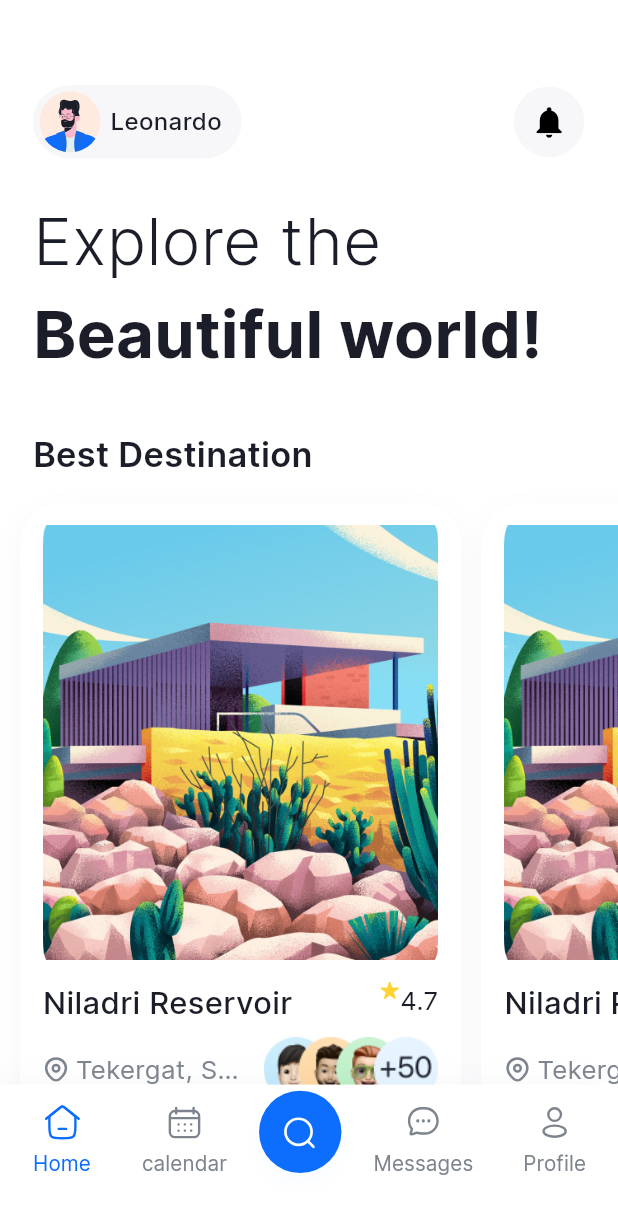
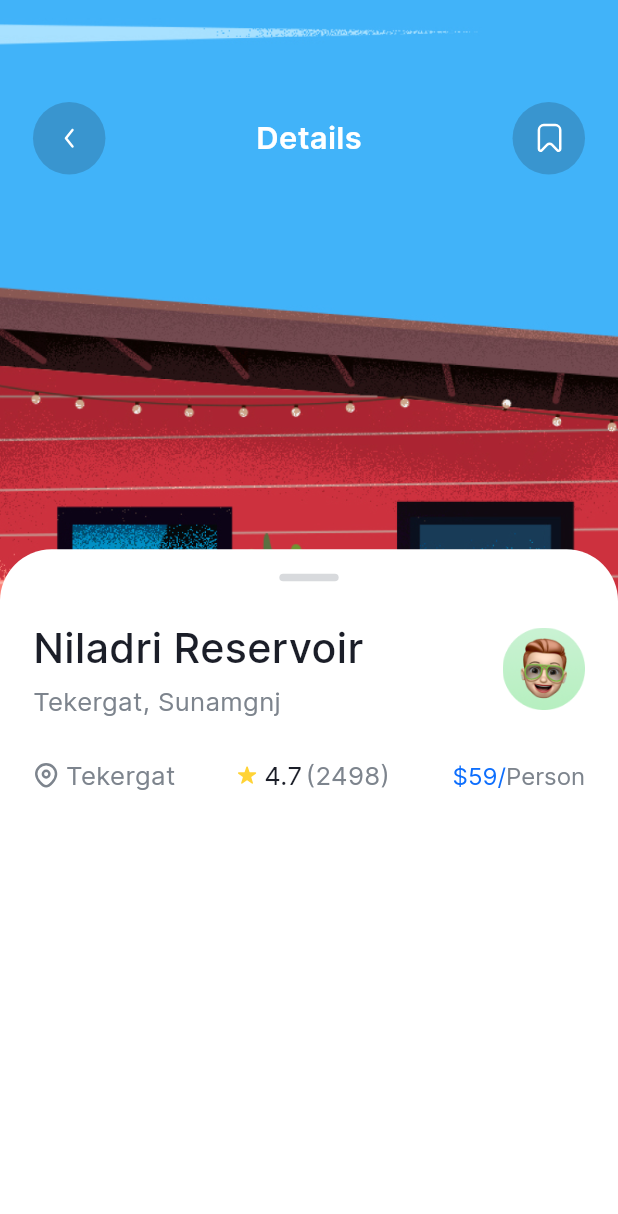
Before and after one commit to SharifboyMuminov/travel_app, a Flutter app: the screen it shows after launch, after a tap on "Niladri Reservoir", on a phone screen of 412 x 824 dp. Shown: the top 1214 px of the screen. Run offline on Flutter 3.47's test engine with Material 3 defaults, Android fonts, the phone set to English and light mode, and no system bars; our stand-ins replace flutter_screenutil, flutter_svg, pinput.

Commit message:
start work details page :)

```diff
--- /dev/null
+++ b/lib/screens/tab_box/home/details_screen.dart
@@ -0,0 +1,169 @@
+import 'package:flutter/material.dart';
+import 'package:flutter_screenutil/flutter_screenutil.dart';
+import 'package:flutter_svg/flutter_svg.dart';
+import 'package:travel_app/screens/tab_box/home/widget/background_image.dart';
+import 'package:travel_app/screens/tab_box/home/widget/details_top_items.dart';
+import 'package:travel_app/screens/widget/global_arrow_back.dart';
+import 'package:travel_app/utils/app_colors.dart';
+import 'package:travel_app/utils/app_size.dart';
+import 'package:travel_app/utils/app_text_style.dart';
+
+class DetailsScreen extends StatelessWidget {
+  const DetailsScreen({super.key});
+
+  @override
+  Widget build(BuildContext context) {
+    return Scaffold(
+      body: Stack(
+        children: [
+          const BackgroundImage(imagePath: "assets/images/img_2.png"),
+          DetailsTopItems(
+            notesOnTab: () {},
+            arrowBackOnTab: () {
+              Navigator.pop(context);
+            },
+          ),
+          Align(
+            alignment: Alignment.bottomCenter,
+            child: DecoratedBox(
+              decoration: BoxDecoration(
+                color: AppColors.white,
+                borderRadius: BorderRadius.only(
+                  topRight: Radius.circular(30.r),
+                  topLeft: Radius.circular(30.r),
+                ),
+              ),
+              child: SizedBox(
+                width: width,
+                height: height / 1.8,
+                child: SingleChildScrollView(
+                  padding: EdgeInsets.symmetric(horizontal: 20.we),
+                  child: Column(
+                    children: [
+                      16.getH(),
+                      DecoratedBox(
+                        decoration: BoxDecoration(
+                          color: AppColors.c7D848D.withOpacity(0.3),
+                          borderRadius: BorderRadius.circular(16.r),
+                        ),
+                        child: SizedBox(
+                          width: 36.we,
+                          height: 5.he,
+                        ),
+                      ),
+                      24.getH(),
+                      Row(
+                        children: [
+                          Expanded(
+                            child: Column(
+                              crossAxisAlignment: CrossAxisAlignment.start,
+                              children: [
+                                Text(
+                                  "Niladri Reservoir",
+                                  maxLines: 1,
+                                  overflow: TextOverflow.ellipsis,
+                                  style: AppTextStyle.interMedium.copyWith(
+                                    fontSize: 24.sp,
+                                    color: AppColors.c1B1E28,
+                                  ),
+                                ),
+                                4.getH(),
+                                Text(
+                                  "Tekergat, Sunamgnj",
+                                  maxLines: 1,
+                                  overflow: TextOverflow.ellipsis,
+                                  style: AppTextStyle.interRegular.copyWith(
+                                    fontSize: 15.sp,
+                                    color: AppColors.c7D848D,
+                                  ),
+                                ),
+                              ],
+                            ),
+                          ),
+                          Image.asset(
+                            "assets/images/img_3.png",
+                            width: 50.we,
+                            height: 50.we,
+                            fit: BoxFit.cover,
+                          ),
+                        ],
+                      ),
+                      24.getH(),
+                      Row(
+                        mainAxisAlignment: MainAxisAlignment.spaceBetween,
+                        children: [
+                          Row(
+                            mainAxisSize: MainAxisSize.min,
+                            children: [
+                              SvgPicture.asset(
+                                "assets/icons/location.svg",
+                                width: 16.we,
+                                height: 16.we,
+                              ),
+                              4.getW(),
+                              Text(
+                                "Tekergat",
+                                maxLines: 1,
+                                overflow: TextOverflow.ellipsis,
+                                style: AppTextStyle.interRegular.copyWith(
+                                  fontSize: 15.sp,
+                                  color: AppColors.c7D848D,
+                                ),
+                              ),
+                            ],
+                          ),
+                          Row(
+                            mainAxisSize: MainAxisSize.min,
+                            children: [
+                              SvgPicture.asset(
+                                "assets/icons/star.svg",
+                              ),
+                              4.getW(),
+                              Text(
+                                "4.7",
+                                style: AppTextStyle.interRegular.copyWith(
+                                  fontSize: 15.sp,
+                                  color: AppColors.c1B1E28,
+                                ),
+                              ),
+                              2.getW(),
+                              Text(
+                                "(2498)",
+                                style: AppTextStyle.interRegular.copyWith(
+                                  fontSize: 15.sp,
+                                  color: AppColors.c7D848D,
+                                ),
+                              ),
+                            ],
+                          ),
+                          RichText(
+                            text: TextSpan(
+                              text: "\$59/",
+                              style: AppTextStyle.interRegular.copyWith(
+                                color: AppColors.c0D6EFD,
+                                fontSize: 14.sp,
+                              ),
+                              children: [
+                                TextSpan(
+                                  text: "Person",
+                                  style: AppTextStyle.interRegular.copyWith(
+                                    color: AppColors.c7D848D,
+                                    fontSize: 14.sp,
+                                  ),
+                                ),
+                              ],
+                            ),
+                          ),
+                        ],
+                      ),
+                    ],
+                  ),
+                ),
+              ),
+            ),
+          ),
+        ],
+      ),
+    );
+  }
+}
--- a/lib/screens/tab_box/home/home_screen.dart
+++ b/lib/screens/tab_box/home/home_screen.dart
@@ -1,6 +1,7 @@
 import 'package:flutter/material.dart';
 import 'package:flutter_screenutil/flutter_screenutil.dart';
 import 'package:flutter_svg/flutter_svg.dart';
+import 'package:travel_app/screens/tab_box/home/details_screen.dart';
 import 'package:travel_app/screens/tab_box/home/widget/product_item.dart';
 import 'package:travel_app/utils/app_colors.dart';
 import 'package:travel_app/utils/app_size.dart';
@@ -119,7 +120,16 @@ class HomeScreen extends StatelessWidget {
                       children: List.generate(
                         10,
                         (index) {
-                          return ProductItem(onTab: () {});
+                          return ProductItem(onTab: () {
+                            Navigator.push(
+                              context,
+                              MaterialPageRoute(
+                                builder: (context) {
+                                  return const DetailsScreen();
+                                },
+                              ),
+                            );
+                          });
                         },
                       ),
                     ),
--- /dev/null
+++ b/lib/screens/tab_box/home/widget/background_image.dart
@@ -0,0 +1,25 @@
+import 'package:flutter/material.dart';
+import 'package:travel_app/utils/app_size.dart';
+
+class BackgroundImage extends StatelessWidget {
+  const BackgroundImage({super.key, required this.imagePath});
+  final String imagePath;
+
+  @override
+  Widget build(BuildContext context) {
+    return DecoratedBox(
+      decoration:  BoxDecoration(
+        image: DecorationImage(
+          image: AssetImage(
+            imagePath,
+          ),
+          fit: BoxFit.cover,
+        ),
+      ),
+      child: SizedBox(
+        width: width,
+        height: height,
+      ),
+    );
+  }
+}
--- /dev/null
+++ b/lib/screens/tab_box/home/widget/details_top_items.dart
@@ -0,0 +1,51 @@
+import 'package:flutter/material.dart';
+import 'package:flutter_screenutil/flutter_screenutil.dart';
+import 'package:travel_app/screens/widget/global_arrow_back.dart';
+import 'package:travel_app/utils/app_colors.dart';
+import 'package:travel_app/utils/app_size.dart';
+import 'package:travel_app/utils/app_text_style.dart';
+
+class DetailsTopItems extends StatelessWidget {
+  const DetailsTopItems({
+    super.key,
+    required this.arrowBackOnTab,
+    required this.notesOnTab,
+  });
+
+  final VoidCallback arrowBackOnTab;
+  final VoidCallback notesOnTab;
+
+  @override
+  Widget build(BuildContext context) {
+    return Padding(
+      padding: EdgeInsets.only(
+        top: 67.he,
+        left: 20.we,
+        right: 20.we,
+      ),
+      child: Row(
+        mainAxisAlignment: MainAxisAlignment.spaceBetween,
+        children: [
+          GlobalArrowBackButton(
+            backgroundColor: AppColors.c1B1E28.withOpacity(0.2),
+            iconColor: AppColors.white,
+            onTab: arrowBackOnTab,
+          ),
+          Text(
+            "Details",
+            style: AppTextStyle.interSemiBold.copyWith(
+              fontSize: 18.sp,
+              color: AppColors.white,
+            ),
+          ),
+          GlobalArrowBackButton(
+            backgroundColor: AppColors.c1B1E28.withOpacity(0.2),
+            iconColor: AppColors.white,
+            iconPath: "notes.svg",
+            onTab: notesOnTab,
+          ),
+        ],
+      ),
+    );
+  }
+}
--- a/lib/screens/widget/global_arrow_back.dart
+++ b/lib/screens/widget/global_arrow_back.dart
@@ -7,22 +7,32 @@ class GlobalArrowBackButton extends StatelessWidget {
   const GlobalArrowBackButton({
     super.key,
     required this.onTab,
+    this.iconPath = "arrow_back.svg",
+    this.backgroundColor,
+    this.iconColor,
   });
 
   final VoidCallback onTab;
+  final String iconPath;
+  final Color? backgroundColor;
+  final Color? iconColor;
 
   @override
   Widget build(BuildContext context) {
     return IconButton(
       style: IconButton.styleFrom(
-        backgroundColor: AppColors.cF7F7F9,
+        backgroundColor: backgroundColor ?? AppColors.cF7F7F9,
         padding: EdgeInsets.all(10.we),
       ),
       onPressed: onTab,
       icon: SvgPicture.asset(
-        "assets/icons/arrow_back.svg",
+        "assets/icons/$iconPath",
         width: 24.we,
         height: 24.we,
+        colorFilter: ColorFilter.mode(
+          iconColor ?? AppColors.c1B1E28,
+          BlendMode.srcIn,
+        ),
       ),
     );
   }
```
Also changed, not shown: assets/icons/notes.svg (added), assets/images/img_2.png (added), assets/images/img_3.png (added).
